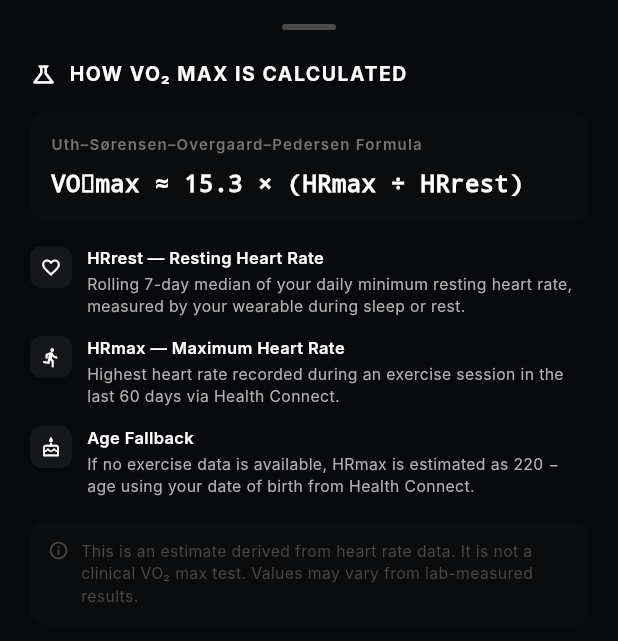
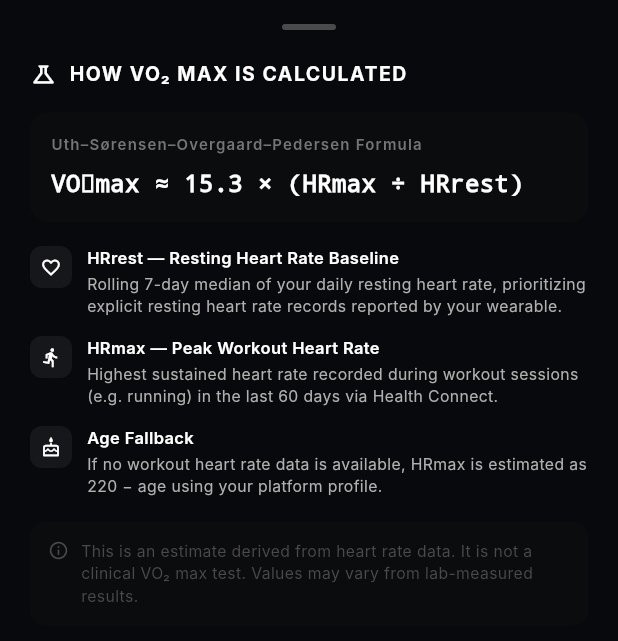
Before and after one commit to himanksharma8434-coder/athletic-recovery, a Flutter app: the _Vo2ExplainerSheet widget shown alone on an empty page, opened directly, on a phone screen of 412 x 824 dp. Shown: the top 641 px of the screen. Run offline on Flutter 3.47's test engine with Material 3 defaults, Android fonts, the phone set to English and light mode, and no system bars; our stand-ins replace drift, drift_flutter, equatable, fl_chart, flutter_bloc, shared_preferences; missing offline and left inert: health, workmanager; accounts and stored records are empty; generated files the repository leaves out were written again; Roboto replaces fonts that are missing (Inter); statements that could not run were skipped.

Commit message:
feat: implement health repository and recovery deep dive screen

```diff
--- a/lib/presentation/screens/recovery_deep_dive_screen.dart
+++ b/lib/presentation/screens/recovery_deep_dive_screen.dart
@@ -38,6 +38,15 @@
     super.initState();
     _loadVo2Average();
   }
+
+  @override
+  void didUpdateWidget(RecoveryDeepDiveScreen oldWidget) {
+    super.didUpdateWidget(oldWidget);
+    if (oldWidget.summary?.estimatedVo2Max != widget.summary?.estimatedVo2Max) {
+      _loadVo2Average();
+    }
+  }
+
 
   Future<void> _loadVo2Average() async {
     setState(() => _loadingAverage = true);
@@ -596,24 +605,25 @@
           // Data sources
           _explainerRow(
             icon: Icons.favorite_border,
-            title: 'HRrest — Resting Heart Rate',
+            title: 'HRrest — Resting Heart Rate Baseline',
             description:
-                'Rolling 7-day median of your daily minimum resting heart rate, measured by your wearable during sleep or rest.',
+                'Rolling 7-day median of your daily resting heart rate, prioritizing explicit resting heart rate records reported by your wearable.',
           ),
           const SizedBox(height: 12),
           _explainerRow(
             icon: Icons.directions_run,
-            title: 'HRmax — Maximum Heart Rate',
+            title: 'HRmax — Peak Workout Heart Rate',
             description:
-                'Highest heart rate recorded during an exercise session in the last 60 days via Health Connect.',
+                'Highest sustained heart rate recorded during workout sessions (e.g. running) in the last 60 days via Health Connect.',
           ),
           const SizedBox(height: 12),
           _explainerRow(
             icon: Icons.cake_outlined,
             title: 'Age Fallback',
             description:
-                'If no exercise data is available, HRmax is estimated as 220 − age using your date of birth from Health Connect.',
+                'If no workout heart rate data is available, HRmax is estimated as 220 − age using your platform profile.',
           ),
+
           const SizedBox(height: 16),
 
           // Disclaimer
```
Also changed, not shown: lib/data/repositories/health_repository_impl.dart (+24 -7 lines).
